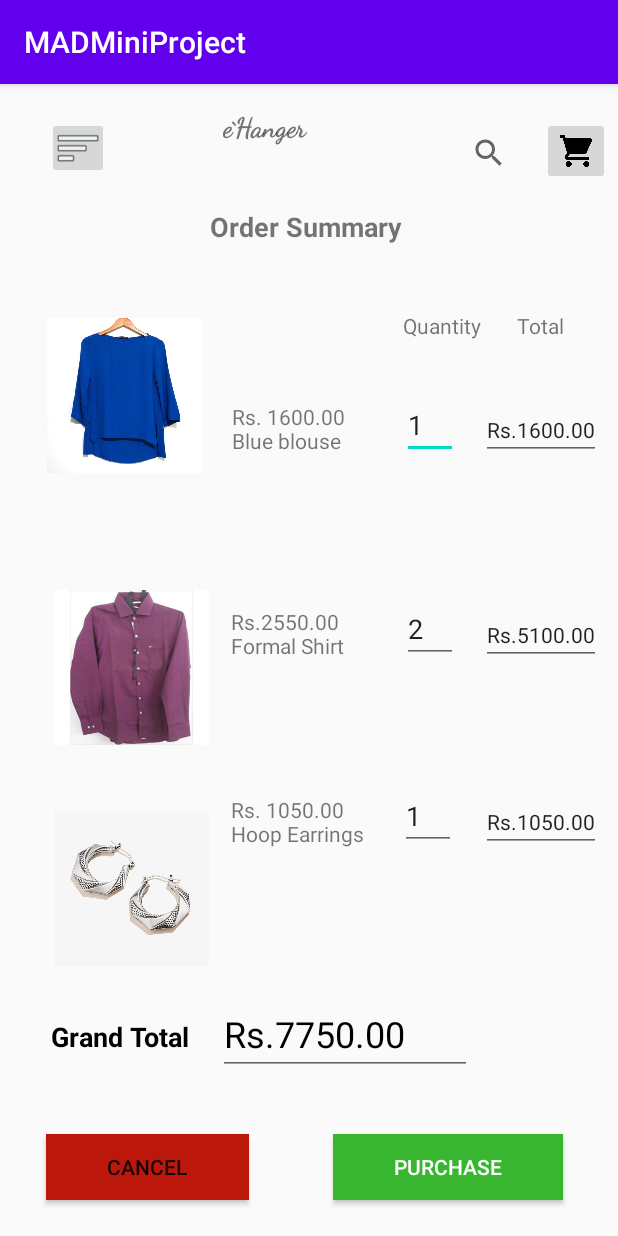
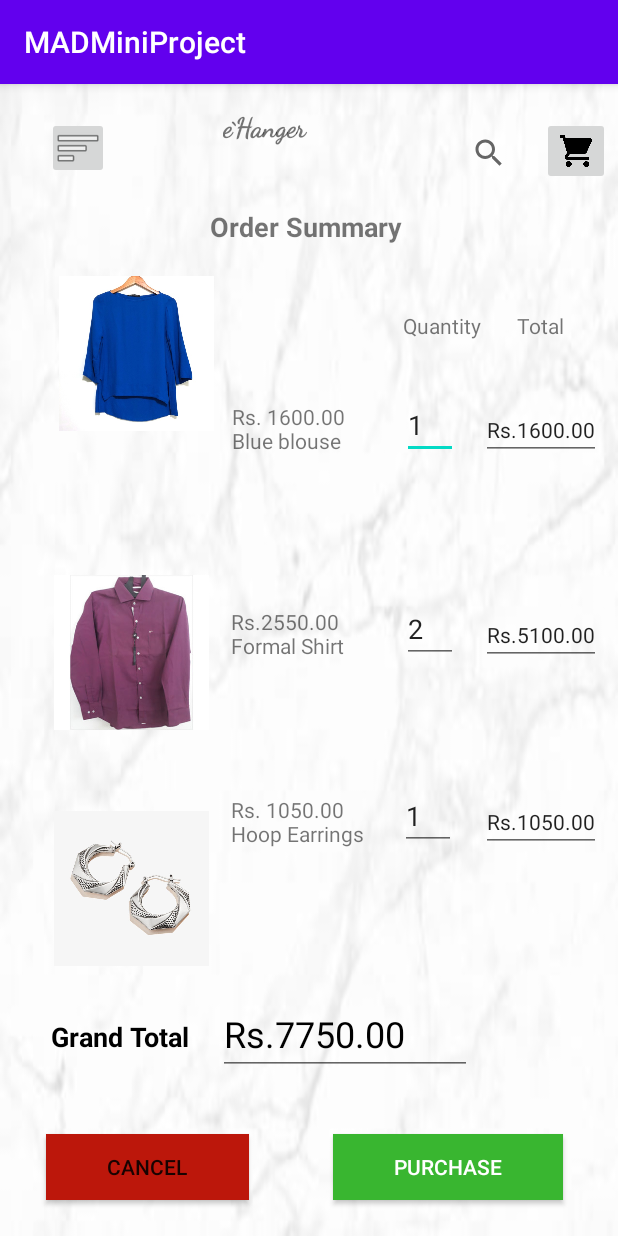
Before and after one commit to AzfaMariyam/MADMiniProject, an Android app: the OrderSummary screen opened directly, with no data from a screen before it, on a phone screen of 412 x 824 dp. Run offline under Robolectric (Android 15) with nearby library versions, the phone set to English and light mode, and no system bars.

Commit message:
background changed

```diff
--- a/app/src/main/res/layout/activity_order_summary.xml
+++ b/app/src/main/res/layout/activity_order_summary.xml
@@ -4,6 +4,7 @@
     xmlns:tools="http://schemas.android.com/tools"
     android:layout_width="match_parent"
     android:layout_height="match_parent"
+    android:background="@drawable/rmbackground"
     tools:context=".OrderSummary">
 
     <Button
@@ -78,13 +79,13 @@
         android:id="@+id/imageView5"
         android:layout_width="114dp"
         android:layout_height="103dp"
-        android:layout_marginTop="156dp"
+        android:layout_marginTop="128dp"
         android:layout_marginEnd="9dp"
         android:layout_marginRight="9dp"
         android:layout_marginBottom="27dp"
         app:layout_constraintBottom_toTopOf="@+id/imageView3"
         app:layout_constraintEnd_toEndOf="parent"
-        app:layout_constraintHorizontal_bias="0.09"
+        app:layout_constraintHorizontal_bias="0.118"
         app:layout_constraintStart_toStartOf="parent"
         app:layout_constraintTop_toTopOf="parent"
         app:srcCompat="@drawable/blueblouse" />
--- a/app/src/main/res/layout/activity_shoping_cart.xml
+++ b/app/src/main/res/layout/activity_shoping_cart.xml
@@ -4,6 +4,7 @@
     xmlns:tools="http://schemas.android.com/tools"
     android:layout_width="match_parent"
     android:layout_height="match_parent"
+    android:background="@drawable/rmbackground"
     tools:context=".ShopingCart">
 
     <SearchView
--- a/app/src/main/res/layout/activity_update_cart.xml
+++ b/app/src/main/res/layout/activity_update_cart.xml
@@ -4,6 +4,7 @@
     xmlns:tools="http://schemas.android.com/tools"
     android:layout_width="match_parent"
     android:layout_height="match_parent"
+    android:background="@drawable/rmbackground"
     tools:context=".UpdateCart">
 
     <SearchView
```
Also changed, not shown: app/src/main/res/drawable/rmbackground.jpg (added).
